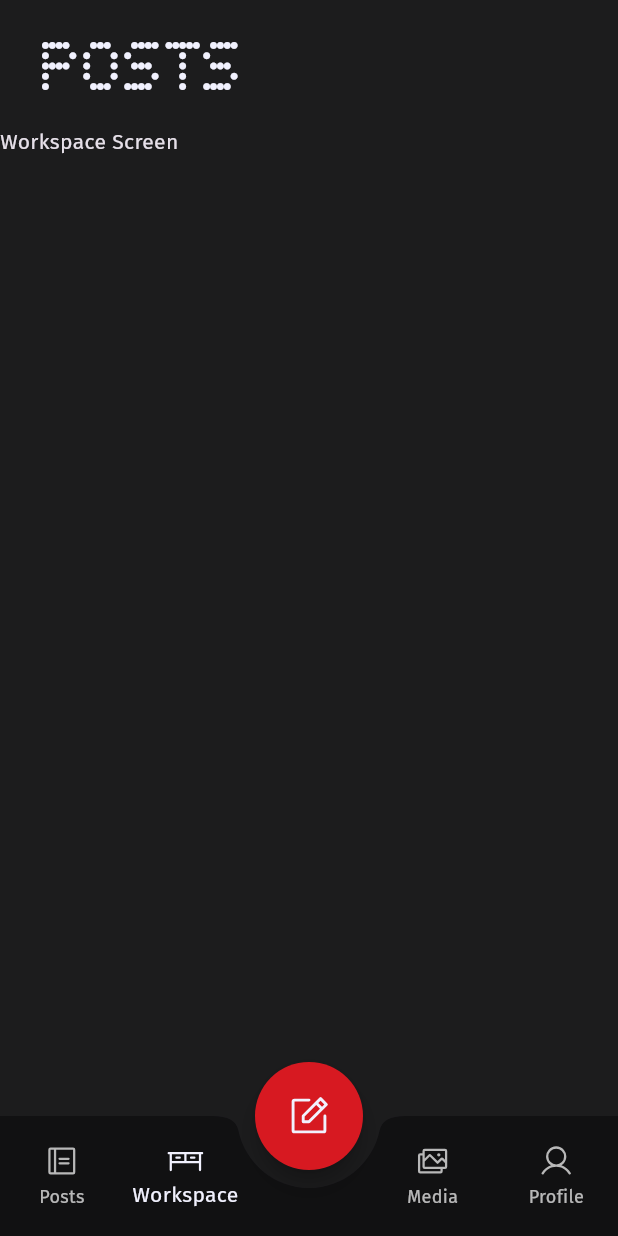
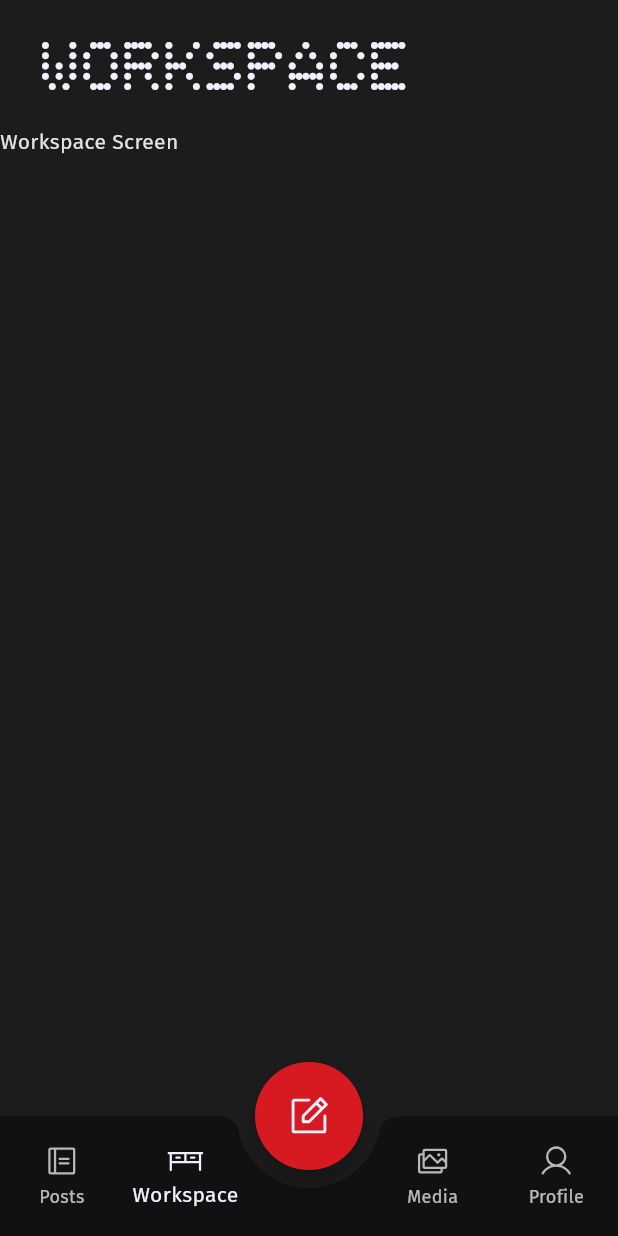
Before and after one commit to konceptosociala/frago, a Flutter app: the screen it shows after launch, item 2 of the bottom bar chosen, on a phone screen of 412 x 824 dp. Run offline on Flutter 3.47's test engine with Material 3 defaults, Android fonts, the phone set to English and light mode, and no system bars; our stand-ins replace flutter_svg, phosphor_flutter; missing offline and left inert: window_size; project files that could hold a hidden picture were left out.

Commit message:
Update: widgets separation refactoring

```diff
--- a/lib/main.dart
+++ b/lib/main.dart
@@ -1,19 +1,14 @@
 import 'package:flutter/material.dart';
 import 'package:frago/utils/theme_data.dart';
 import 'package:frago/utils/utils.dart';
-import 'package:frago/widgets/navbar.dart';
-import 'package:frago/widgets/nothing_appbar.dart';
-import 'package:frago/widgets/screens/post.dart';
-import 'package:frago/widgets/screens/screens.dart';
-import 'package:frago/widgets/sized_fab.dart';
-import 'package:phosphor_flutter/phosphor_flutter.dart';
+import 'package:frago/widgets/homepage.dart';
 import 'package:window_size/window_size.dart';
 
 void main() {
   WidgetsFlutterBinding.ensureInitialized();
 
   if (Utils.isDesktop()) {
-    setWindowTitle('Frago');
+    setWindowTitle('Frago Debug');
     setWindowMinSize(Utils.debugPhoneSize);
     setWindowMaxSize(Utils.debugPhoneSize);
   }
@@ -34,74 +29,3 @@ class MainApp extends StatelessWidget {
     );
   }
 }
-
-class HomePage extends StatefulWidget {
-  const HomePage({super.key});
-
-  @override
-  State<HomePage> createState() => _HomePageState();
-}
-
-class _HomePageState extends State<HomePage> {
-  // UI
-  ScreenId currentScreen = ScreenId.posts;
-  Screens screens = Screens();
-
-  @override
-  void initState() {
-    super.initState();
-
-    screens.insert(ScreenId.posts, PostsScreen());
-    screens.insert(ScreenId.workspace, Text('Workspace Screen'));
-    screens.insert(ScreenId.media, Text('Media Screen'));
-    screens.insert(ScreenId.profile, Text('Profile Screen'));
-  }
-
-  @override
-  Widget build(BuildContext context) {
-    return Scaffold(
-      appBar: NothingAppBar(
-        label: 'Posts',
-        icon: PhosphorIcons.sortAscending(),
-        condition: currentScreen == ScreenId.posts,
-        action: () {},
-      ),
-      extendBody: true,
-      body: screens.get(currentScreen),
-      floatingActionButtonLocation: FloatingActionButtonLocation.centerDocked,
-      floatingActionButton: SizedFloatingActionButton(
-        height: 72,
-        width: 72,
-        icon: PhosphorIcons.notePencil(),
-        action: () {},
-      ),
-      bottomNavigationBar: NavBar(
-        currentScreen: currentScreen,
-        onScreenSelected: (screen) {
-          setState(() {
-            currentScreen = screen;
-          });
-        },
-        items: [
-          BottomNavigationBarItem(
-            icon: Icon(PhosphorIcons.notebook()),
-            label: 'Posts',
-          ),
-          BottomNavigationBarItem(
-            icon: Icon(PhosphorIcons.desk()),
-            label: 'Workspace',
-          ),
-          BottomNavigationBarItem(icon: Icon(null), label: ''),
-          BottomNavigationBarItem(
-            icon: Icon(PhosphorIcons.images()),
-            label: 'Media',
-          ),
-          BottomNavigationBarItem(
-            icon: Icon(PhosphorIcons.user()),
-            label: 'Profile',
-          ),
-        ],
-      ),
-    );
-  }
-}
--- a/lib/utils/theme_data.dart
+++ b/lib/utils/theme_data.dart
@@ -11,6 +11,7 @@ class FragoThemeData {
     primaryColor: NothingColors.scarlet,
     appBarTheme: const AppBarTheme(
       backgroundColor: NothingColors.almostBlack,
+      surfaceTintColor: NothingColors.almostBlack,
       elevation: 0,
       iconTheme: IconThemeData(color: NothingColors.paleGrey),
       titleTextStyle: TextStyle(color: NothingColors.paleGrey, fontSize: 20),
--- a/lib/utils/utils.dart
+++ b/lib/utils/utils.dart
@@ -7,7 +7,7 @@ class NothingColors {
 
   static const scarlet = Color(0xFFD71921);
   static const almostBlack = Color(0xFF1C1C1D);
-  static const darkGrey = Color(0xFF252827);
+  static const darkGrey = Color(0xFF2f3332);
   static const paleGrey = Color(0xFFF1F1FE);
   static const black = Color(0xFF111112);
 }
--- /dev/null
+++ b/lib/widgets/homepage.dart
@@ -0,0 +1,70 @@
+import 'package:flutter/material.dart';
+import 'package:frago/widgets/navbar.dart';
+import 'package:frago/widgets/nothing_appbar.dart';
+import 'package:frago/widgets/screens/screens.dart';
+import 'package:frago/widgets/sized_fab.dart';
+import 'package:phosphor_flutter/phosphor_flutter.dart';
+
+class HomePage extends StatefulWidget {
+  const HomePage({super.key});
+
+  @override
+  State<HomePage> createState() => _HomePageState();
+}
+
+class _HomePageState extends State<HomePage> {
+  ScreenId currentScreen = ScreenId.posts;
+  Screens screens = Screens();
+
+  @override
+  Widget build(BuildContext context) {
+    return Scaffold(
+      appBar: NothingAppBar(
+        label: currentScreen.toString(),
+        icon: PhosphorIcons.sortAscending(),
+        condition: currentScreen == ScreenId.posts,
+        action: () {
+          // TODO: open Sorting dialog
+        },
+      ),
+      extendBody: true,
+      body: screens.get(currentScreen),
+      floatingActionButtonLocation: FloatingActionButtonLocation.centerDocked,
+      floatingActionButton: SizedFloatingActionButton(
+        height: 72,
+        width: 72,
+        icon: PhosphorIcons.notePencil(),
+        action: () {
+          // TODO: add new post
+        },
+      ),
+      bottomNavigationBar: NavBar(
+        currentScreen: currentScreen,
+        onScreenSelected: (screen) {
+          setState(() {
+            currentScreen = screen;
+          });
+        },
+        items: [
+          BottomNavigationBarItem(
+            icon: Icon(PhosphorIcons.notebook()),
+            label: 'Posts',
+          ),
+          BottomNavigationBarItem(
+            icon: Icon(PhosphorIcons.desk()),
+            label: 'Workspace',
+          ),
+          EmptyNavigationBarItem(),
+          BottomNavigationBarItem(
+            icon: Icon(PhosphorIcons.images()),
+            label: 'Media',
+          ),
+          BottomNavigationBarItem(
+            icon: Icon(PhosphorIcons.user()),
+            label: 'Profile',
+          ),
+        ],
+      ),
+    );
+  }
+}
--- a/lib/widgets/navbar.dart
+++ b/lib/widgets/navbar.dart
@@ -29,7 +29,9 @@ class NavBar extends StatelessWidget {
             type: BottomNavigationBarType.fixed,
             currentIndex: currentScreen.toIndex(),
             onTap: (index) {
-              onScreenSelected(ScreenId.fromIndex(index));
+              if (items.length % 2 != 0 && index != (items.length / 2).floor()) {
+                onScreenSelected(ScreenId.fromIndex(index));
+              }
             },
             items: items,
           ),
@@ -38,3 +40,7 @@ class NavBar extends StatelessWidget {
     );
   }
 }
+
+class EmptyNavigationBarItem extends BottomNavigationBarItem {
+  EmptyNavigationBarItem() : super(icon: Icon(null), label: '');
+}
--- a/lib/widgets/nothing_appbar.dart
+++ b/lib/widgets/nothing_appbar.dart
@@ -17,8 +17,7 @@ class NothingAppBar extends AppBar {
     : super(
         toolbarHeight: 84,
         title: Padding(padding: EdgeInsets.all(12), child: NothingText(label)),
-        actions:
-            action != null && condition
+        actions: action != null && condition
           ? [
             Padding(
               padding: EdgeInsets.all(12),
--- a/lib/widgets/screens/screens.dart
+++ b/lib/widgets/screens/screens.dart
@@ -1,6 +1,5 @@
-import 'dart:collection';
-
 import 'package:flutter/material.dart';
+import 'package:frago/widgets/screens/post.dart';
 
 enum ScreenId {
   posts,
@@ -8,41 +7,39 @@ enum ScreenId {
   media,
   profile;
 
-  static ScreenId fromIndex(int index) {
-    switch (index) {
-      case 0:
-        return ScreenId.posts;
-      case 1:
-        return ScreenId.workspace;
-      case 3:
-        return ScreenId.media;
-      case 4:
-        return ScreenId.profile;
-      default:
-        throw ArgumentError('Invalid index for ScreenId: $index');
-    }
-  }
+  static ScreenId fromIndex(int index) => switch (index) {
+    0 => ScreenId.posts,
+    1 => ScreenId.workspace,
+    3 => ScreenId.media,
+    4 => ScreenId.profile,
+    _ => throw ArgumentError('Invalid index for ScreenId: $index')
+  };
 
-  int toIndex() {
-    switch (this) {
-      case ScreenId.posts:
-        return 0;
-      case ScreenId.workspace:
-        return 1;
-      case ScreenId.media:
-        return 3;
-      case ScreenId.profile:
-        return 4;
-    }
-  }
+  int toIndex() => switch (this) {
+    ScreenId.posts      => 0,
+    ScreenId.workspace  => 1,
+    ScreenId.media      => 3,
+    ScreenId.profile    => 4,
+  };
+
+  @override
+  String toString() => switch (this) {
+    ScreenId.posts      => 'Posts',
+    ScreenId.workspace  => 'Workspace',
+    ScreenId.media      => 'Media',
+    ScreenId.profile    => 'Profile'
+  };
 }
 
 class Screens {
-  final Map<ScreenId, Widget> _screens = HashMap<ScreenId, Widget>();
+  final Map<ScreenId, Widget> _screens;
 
-  void insert(ScreenId id, Widget screen) {
-    _screens[id] = screen;
-  }
+  Screens() : _screens = {
+    ScreenId.posts: PostsScreen(),
+    ScreenId.workspace: Text('Workspace Screen'),
+    ScreenId.media: Text('Media Screen'),
+    ScreenId.profile: Text('Profile Screen'),
+  };
 
   Widget? get(ScreenId id) {
     return _screens[id];
```
Also changed, not shown: lib/widgets/edit_page.dart (added, +10 -0 lines), lib/widgets/post.dart (+3 -4 lines), lib/widgets/post_selection.dart (added, +91 -0 lines), lib/widgets/posts_scrollview.dart (added, +45 -0 lines), lib/widgets/screens/post.dart (+37 -109 lines), lib/widgets/bg_body.dart (indentation only). Lines whose indentation alone changed are shown as unchanged.
